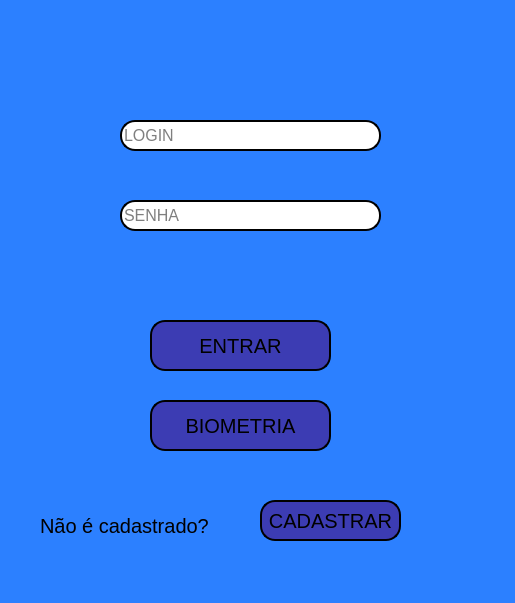
The window that FristScreen.ui (marcoshaa/APS_6) describes before a commit, drawn with Qt 5.
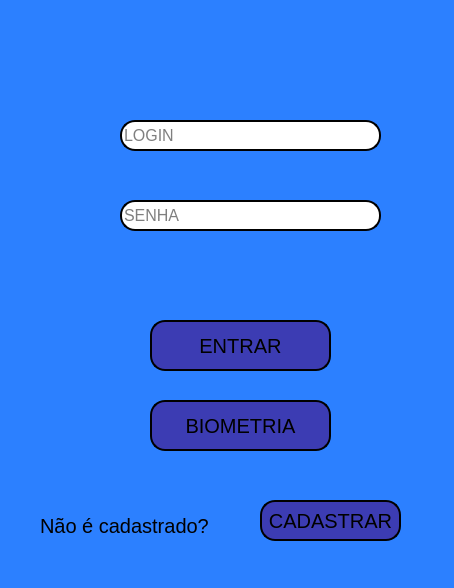
The same window after the commit. Icons and pictures are not drawn.

```diff
--- a/FristScreen.ui
+++ b/FristScreen.ui
@@ -6,8 +6,8 @@
    <rect>
     <x>0</x>
     <y>0</y>
-    <width>515</width>
-    <height>603</height>
+    <width>454</width>
+    <height>588</height>
    </rect>
   </property>
   <property name="windowTitle">
```
Left out of the diff: 38 changed lines with no effect on the pictures.
